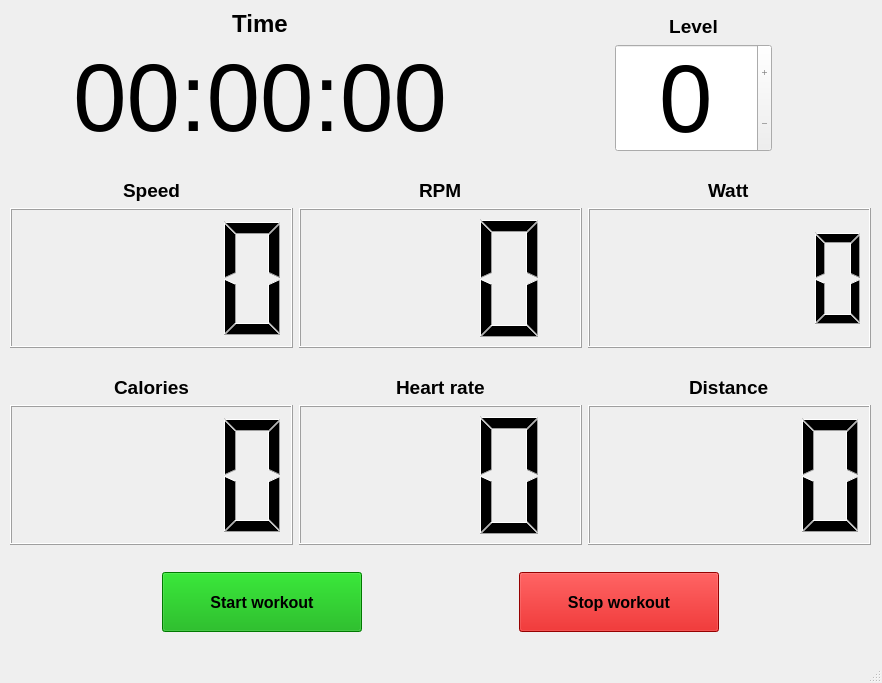
Above: resources/workoutwindow.ui from CGodiksen/exercise-bike-logger before the change. Below: the same form after it.
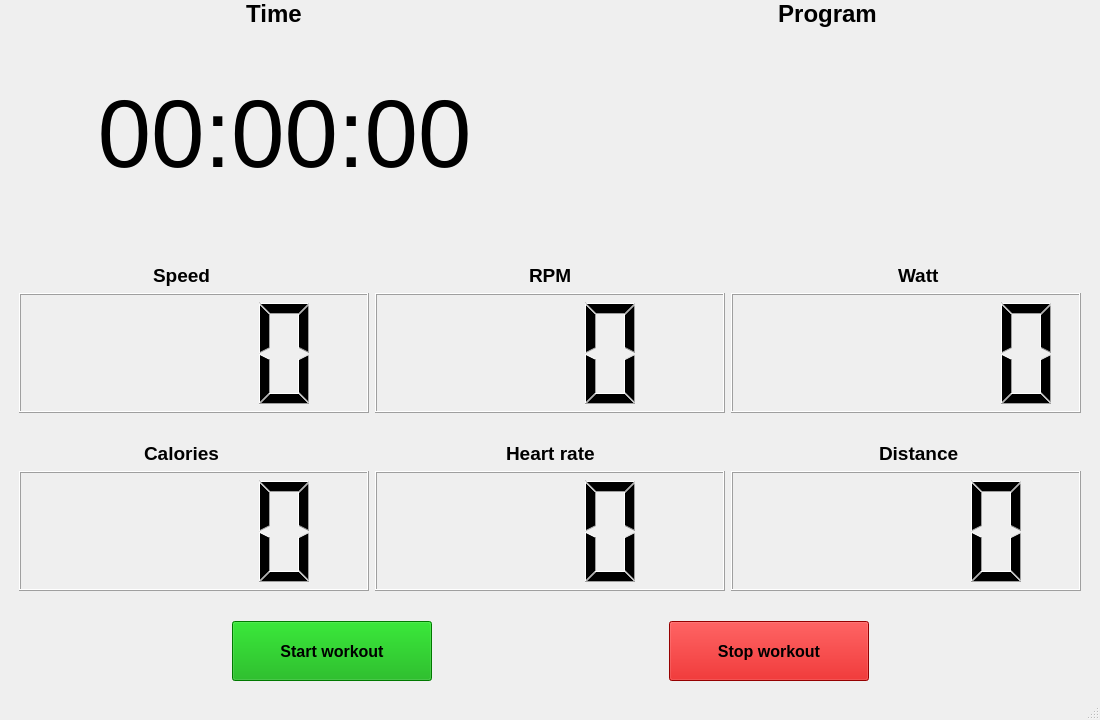
That is the form after the change. Custom widgets are drawn as their Qt base class.

Commit message: Removed the old spinbox for levels and replaced it with a graphWidget that shows the workout program with a point highlighting the live progression.

Diff of the .ui file:
```diff
--- a/resources/workoutwindow.ui
+++ b/resources/workoutwindow.ui
@@ -6,8 +6,8 @@
    <rect>
     <x>0</x>
     <y>0</y>
-    <width>882</width>
-    <height>683</height>
+    <width>1100</width>
+    <height>720</height>
    </rect>
   </property>
   <property name="windowTitle">
@@ -17,10 +17,10 @@
    <widget class="QWidget" name="gridLayoutWidget">
     <property name="geometry">
      <rect>
-      <x>10</x>
-      <y>10</y>
-      <width>861</width>
-      <height>622</height>
+      <x>0</x>
+      <y>0</y>
+      <width>1101</width>
+      <height>681</height>
      </rect>
     </property>
     <layout class="QGridLayout" name="gridLayout_2">
@@ -108,13 +108,13 @@
          </property>
          <property name="font">
           <font>
-           <pointsize>14</pointsize>
+           <pointsize>18</pointsize>
            <weight>75</weight>
            <bold>true</bold>
           </font>
          </property>
          <property name="text">
-          <string>Level</string>
+          <string>Program</string>
          </property>
          <property name="alignment">
           <set>Qt::AlignBottom|Qt::AlignHCenter</set>
@@ -138,12 +138,25 @@
      </item>
      <item row="5" column="0">
       <layout class="QHBoxLayout" name="horizontalLayout_2">
+       <item>
+        <spacer name="horizontalSpacer_7">
+         <property name="orientation">
+          <enum>Qt::Horizontal</enum>
+         </property>
+         <property name="sizeHint" stdset="0">
+          <size>
+           <width>40</width>
+           <height>20</height>
+          </size>
+         </property>
+        </spacer>
+       </item>
        <item>
         <widget class="QLCDNumber" name="speedNumber">
          <property name="minimumSize">
           <size>
-           <width>0</width>
-           <height>140</height>
+           <width>350</width>
+           <height>120</height>
           </size>
          </property>
          <property name="digitCount">
@@ -155,7 +168,7 @@
         <widget class="QLCDNumber" name="rpmNumber">
          <property name="minimumSize">
           <size>
-           <width>0</width>
+           <width>350</width>
            <height>100</height>
           </size>
          </property>
@@ -168,7 +181,7 @@
         <widget class="QLCDNumber" name="wattNumber">
          <property name="minimumSize">
           <size>
-           <width>0</width>
+           <width>350</width>
            <height>100</height>
           </size>
          </property>
@@ -177,15 +190,41 @@
          </property>
         </widget>
        </item>
+       <item>
+        <spacer name="horizontalSpacer_6">
+         <property name="orientation">
+          <enum>Qt::Horizontal</enum>
+         </property>
+         <property name="sizeHint" stdset="0">
+          <size>
+           <width>40</width>
+           <height>20</height>
+          </size>
+         </property>
+        </spacer>
+       </item>
       </layout>
      </item>
      <item row="2" column="0">
       <layout class="QHBoxLayout" name="horizontalLayout_4">
+       <item>
+        <spacer name="horizontalSpacer_2">
+         <property name="orientation">
+          <enum>Qt::Horizontal</enum>
+         </property>
+         <property name="sizeHint" stdset="0">
+          <size>
+           <width>40</width>
+           <height>20</height>
+          </size>
+         </property>
+        </spacer>
+       </item>
        <item>
         <widget class="QLabel" name="timeLabel">
          <property name="minimumSize">
           <size>
-           <width>500</width>
+           <width>525</width>
            <height>0</height>
           </size>
          </property>
@@ -202,6 +241,16 @@
          </property>
         </widget>
        </item>
+       <item>
+        <widget class="PlotWidget" name="graphWidget" native="true">
+         <property name="minimumSize">
+          <size>
+           <width>525</width>
+           <height>200</height>
+          </size>
+         </property>
+        </widget>
+       </item>
        <item>
         <spacer name="horizontalSpacer">
          <property name="orientation">
@@ -215,43 +264,6 @@
          </property>
         </spacer>
        </item>
-       <item>
-        <widget class="QSpinBox" name="levelSpinBox">
-         <property name="minimumSize">
-          <size>
-           <width>0</width>
-           <height>100</height>
-          </size>
-         </property>
-         <property name="font">
-          <font>
-           <pointsize>72</pointsize>
-          </font>
-         </property>
-         <property name="alignment">
-          <set>Qt::AlignCenter</set>
-         </property>
-         <property name="readOnly">
-          <bool>true</bool>
-         </property>
-         <property name="buttonSymbols">
-          <enum>QAbstractSpinBox::PlusMinus</enum>
-         </property>
-        </widget>
-       </item>
-       <item>
-        <spacer name="horizontalSpacer_2">
-         <property name="orientation">
-          <enum>Qt::Horizontal</enum>
-         </property>
-         <property name="sizeHint" stdset="0">
-          <size>
-           <width>40</width>
-           <height>20</height>
-          </size>
-         </property>
-        </spacer>
-       </item>
       </layout>
      </item>
      <item row="4" column="0">
@@ -410,12 +422,25 @@
      </item>
      <item row="8" column="0">
       <layout class="QHBoxLayout" name="horizontalLayout_3">
+       <item>
+        <spacer name="horizontalSpacer_8">
+         <property name="orientation">
+          <enum>Qt::Horizontal</enum>
+         </property>
+         <property name="sizeHint" stdset="0">
+          <size>
+           <width>40</width>
+           <height>20</height>
+          </size>
+         </property>
+        </spacer>
+       </item>
        <item>
         <widget class="QLCDNumber" name="caloriesNumber">
          <property name="minimumSize">
           <size>
-           <width>0</width>
-           <height>140</height>
+           <width>350</width>
+           <height>120</height>
           </size>
          </property>
          <property name="digitCount">
@@ -427,7 +452,7 @@
         <widget class="QLCDNumber" name="heartRateNumber">
          <property name="minimumSize">
           <size>
-           <width>0</width>
+           <width>350</width>
            <height>100</height>
           </size>
          </property>
@@ -440,7 +465,7 @@
         <widget class="QLCDNumber" name="distanceNumber">
          <property name="minimumSize">
           <size>
-           <width>0</width>
+           <width>350</width>
            <height>100</height>
           </size>
          </property>
@@ -449,6 +474,19 @@
          </property>
         </widget>
        </item>
+       <item>
+        <spacer name="horizontalSpacer_9">
+         <property name="orientation">
+          <enum>Qt::Horizontal</enum>
+         </property>
+         <property name="sizeHint" stdset="0">
+          <size>
+           <width>40</width>
+           <height>20</height>
+          </size>
+         </property>
+        </spacer>
+       </item>
       </layout>
      </item>
      <item row="6" column="0">
@@ -479,6 +517,14 @@
   </widget>
   <widget class="QStatusBar" name="statusbar"/>
  </widget>
+ <customwidgets>
+  <customwidget>
+   <class>PlotWidget</class>
+   <extends>QWidget</extends>
+   <header>pyqtgraph.h</header>
+   <container>1</container>
+  </customwidget>
+ </customwidgets>
  <resources/>
  <connections/>
 </ui>
```
Left out of the diff: 146 changed lines with no effect on the pictures. The commit also changes 1 other file.
